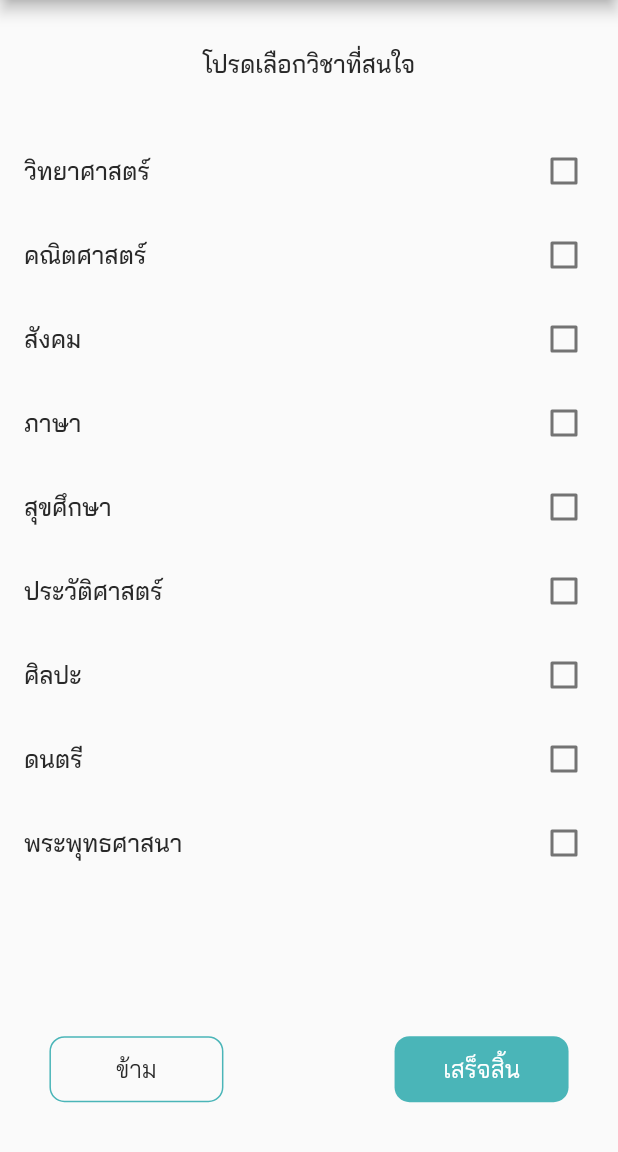
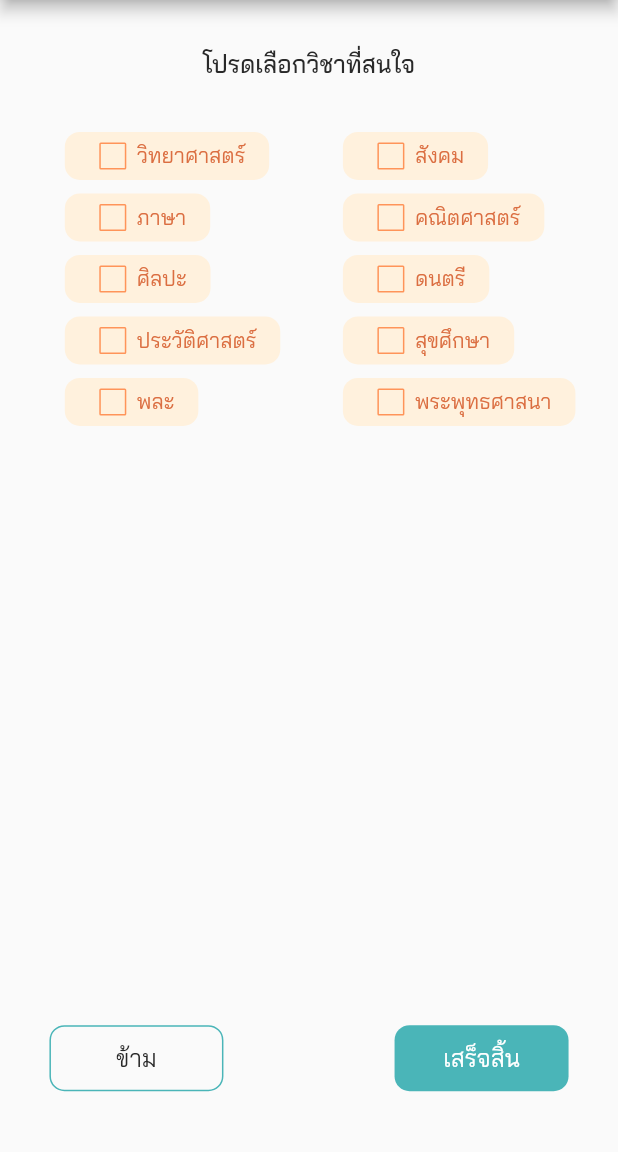
Before and after one commit to Ayunoi100bug/cheat_sheet, a Flutter app: the AboutSubject screen opened directly with empty values, on a phone screen of 412 x 824 dp, the part 84-1236 px from its top. Run offline on Flutter 3.47's test engine with Material 2 defaults, Android fonts, the phone set to English and light mode, and no system bars; our stand-ins replace another_flushbar, auto_route, auto_size_text, cached_network_image, cloud_firestore, dotted_border and 16 more; missing offline and left inert: blinking_text, dart:ffi, flutter_facebook_auth, flutter_pdfview, flutter_stripe, painter and 1 more; accounts and stored records are empty; network calls fail.

Commit message:
commit titile: หน้าui about ทั้งสองเสร็จแล้ว
what: หน้าการถามระดับชั้นและวิชาที่สนใจคร่าวๆ
why: เพื่อนำข้อมูลไปใช้ต่อ
how: มีการสร้างออกาในรูปแบบแท็กให้เลือก และเก็บค่าลงfires baseแล้วเรียบร้อย

```diff
--- a/lib/model/user.dart
+++ b/lib/model/user.dart
@@ -12,6 +12,7 @@ class Users {
   int coin = 0;
   List? sheetLists = [];
   List? buyedSheet = [];
+  List? subject = [];
 
   Users({
     required this.username,
@@ -19,6 +20,7 @@ class Users {
     required this.password,
     required this.uid,
     required this.profileImage,
+    required this.subject,
   });
 
   Users.fromJson(Map<String, dynamic> json)
@@ -32,7 +34,8 @@ class Users {
         following = json['following'],
         coin = json['coin'],
         sheetLists = json['sheetList'],
-        buyedSheet = json['buyedSheet'];
+        buyedSheet = json['buyedSheet'],
+        subject = json['subject'];
 
   Map<String, dynamic> toJson() => {
         'timestamp': timestamp,
@@ -45,5 +48,6 @@ class Users {
         'following': following,
         'coin': coin,
         'sheetLists': sheetLists,
+        'subject': subject,
       };
 }
--- a/lib/res/components/tag.dart
+++ b/lib/res/components/tag.dart
@@ -12,6 +12,7 @@ class Tag extends StatefulWidget {
   final double size;
   final IconData? icon;
   final double iconSize;
+
   final void Function() onPressed;
   const Tag(
       {super.key,
@@ -33,7 +34,6 @@ class _TagState extends State<Tag> {
   @override
   Widget build(BuildContext context) {
     double screenHeight = MediaQuery.of(context).size.height;
-    bool isChecked = false;
 
     var isPortrait = MediaQuery.of(context).orientation == Orientation.portrait;
     return Padding(
@@ -78,16 +78,30 @@ class SelectTag extends StatefulWidget {
   final double height;
   final double width;
   final double size;
+  final bool? isChecked;
+  final void Function() onPressed;
+  final subjectTypeOne = [
+    'วิทยาศาสตร์',
+    'คณิตศาสตร์',
+    'สังคม',
+    'ภาษา',
+    'สุขศึกษา',
+    'ประวัติศาสตร์',
+    'ศิลปะ',
+    'ดนตรี',
+    'พระพุทธศาสนา',
+  ];
 
-  const SelectTag({
+  SelectTag({
     super.key,
     required this.subject,
-    required Null Function() onPressed,
+    required this.onPressed,
     this.color = AppColors.orange100,
     this.textcolor = AppColors.orange600,
     this.height = 44,
     this.width = 116,
     this.size = 14,
+    this.isChecked,
   });
 
   @override
@@ -143,8 +157,8 @@ class _SelectTagState extends State<SelectTag> {
               onTap: () {
                 setState(() {
                   isChecked = !isChecked;
-                  print(isChecked);
                 });
+                widget.onPressed();
               },
               child: Container(
                 color: Colors.transparent,
--- a/lib/view/about_grade.dart
+++ b/lib/view/about_grade.dart
@@ -91,7 +91,7 @@ class _AboutGradeState extends State<AboutGrade> {
                 text: 'ข้าม',
                 color: AppColors.tertiary500,
                 onPressed: () {
-                  AutoRouter.of(context).push(HomeScreen());
+                  //ให้อาททำ
                 },
               ),
             ],
--- a/lib/view/about_subject.dart
+++ b/lib/view/about_subject.dart
@@ -19,34 +19,36 @@ class AboutSubject extends StatefulWidget {
 }
 
 class _AboutSubjectState extends State<AboutSubject> {
+  late bool isChecked = false;
   List subject = [];
   final subjectTypeOne = [
-    CheckBoxState(title: 'วิทยาศาสตร์'),
-    CheckBoxState(title: 'คณิตศาสตร์'),
-    CheckBoxState(title: 'สังคม'),
-    CheckBoxState(title: 'ภาษา'),
-    CheckBoxState(title: 'สุขศึกษา'),
-    CheckBoxState(title: 'ประวัติศาสตร์'),
-    CheckBoxState(title: 'ศิลปะ'),
-    CheckBoxState(title: 'ดนตรี'),
-    CheckBoxState(title: 'พระพุทธศาสนา'),
+    'วิทยาศาสตร์',
+    'สังคม',
+    'ภาษา',
+    'คณิตศาสตร์',
+    'ศิลปะ',
+    'ดนตรี',
+    'ประวัติศาสตร์',
+    'สุขศึกษา',
+    'พละ',
+    'พระพุทธศาสนา',
   ];
   final subjectTypeTwo = [
-    CheckBoxState(title: 'วิทยาศาสตร์'),
-    CheckBoxState(title: 'คณิตศาสตร์'),
-    CheckBoxState(title: 'ภาษา'),
-    CheckBoxState(title: 'ดนตรี'),
-    CheckBoxState(title: 'สุขศึกษา'),
-    CheckBoxState(title: 'ประวัติศาสตร์'),
-    CheckBoxState(title: 'ธุรกิจ'),
-    CheckBoxState(title: 'เทคโนโลยี'),
-    CheckBoxState(title: 'เกษตรศาสตร์'),
-    CheckBoxState(title: 'ศิลปะ'),
-    CheckBoxState(title: 'สังคมศาสตร์'),
-    CheckBoxState(title: 'กฏหมาย'),
-    CheckBoxState(title: 'จิตวิทยา'),
-    CheckBoxState(title: 'วิศวกรรมศาตร์'),
-    CheckBoxState(title: 'สถาปัตยกรรม'),
+    'วิทยาศาสตร์',
+    'คณิตศาสตร์',
+    'ภาษา',
+    'ดนตรี',
+    'สุขศึกษา',
+    'ประวัติศาสตร์',
+    'ธุรกิจ',
+    'เทคโนโลยี',
+    'เกษตรศาสตร์',
+    'ศิลปะ',
+    'สังคมศาสตร์',
+    'กฏหมาย',
+    'จิตวิทยา',
+    'วิศวกรรมศาตร์',
+    'สถาปัตยกรรม',
   ];
 
   @override
@@ -60,22 +62,45 @@ class _AboutSubjectState extends State<AboutSubject> {
           title: CustomAppBar.textLogo,
         ),
         body: SafeArea(
-          child: ListView(
+          child: SingleChildScrollView(
+            child: Column(
               children: [
                 Padding(
-                padding: EdgeInsets.symmetric(vertical: isPortrait ? screenWidth * 0.08 : screenWidth * 0.04),
-                child: Column(
-                  children: const [
-                    Medium16px(text: "โปรดเลือกวิชาที่สนใจ"),
-                  ],
+                  padding: EdgeInsets.symmetric(vertical: isPortrait ? screenWidth * 0.08 : screenWidth * 0.02),
+                  child: Medium16px(text: "โปรดเลือกวิชาที่สนใจ"),
+                ),
+                Padding(
+                  padding: EdgeInsets.only(left: screenWidth * 0.1),
+                  child: GridView.builder(
+                    physics: const NeverScrollableScrollPhysics(),
+                    shrinkWrap: true,
+                    gridDelegate: SliverGridDelegateWithFixedCrossAxisCount(
+                      crossAxisCount: isPortrait ? 2 : 3,
+                      crossAxisSpacing: 0,
+                      mainAxisSpacing: isPortrait ? 5 : 0,
+                      mainAxisExtent: isPortrait ? 36 : 40,
+                    ),
+                    itemCount: subjectTypeOne.length,
+                    itemBuilder: (context, index) {
+                      return SelectTag(
+                        isChecked: true,
+                        subject: subjectTypeOne[index].toString(),
+                        onPressed: () {
+                          if (subject.contains(subjectTypeOne[index])) {
+                            subject.remove(subjectTypeOne[index]);
+                          } else {
+                            subject.add(subjectTypeOne[index]);
+                          }
+                        },
+                      );
+                    },
                   ),
                 ),
-              ...subjectTypeOne.map(SingleCheckBox).toList(),
                 Padding(
                   padding: EdgeInsets.only(
-                    top: isPortrait ? screenWidth * 0.24 : screenWidth * 0.02,
-                    left: screenWidth * 0.08,
-                    right: screenWidth * 0.08,
+                      top: isPortrait ? screenWidth * 0.96 : screenWidth * 0.02,
+                      left: isPortrait ? screenWidth * 0.08 : screenWidth * 0.1,
+                      right: isPortrait ? screenWidth * 0.08 : screenWidth * 0.2,
                       bottom: isPortrait ? 0 : screenWidth * 0.02),
                   child: Row(
                     mainAxisAlignment: MainAxisAlignment.spaceBetween,
@@ -84,7 +109,7 @@ class _AboutSubjectState extends State<AboutSubject> {
                         text: 'ข้าม',
                         color: AppColors.tertiary500,
                         onPressed: () {
-                        //
+                          //ให้อาททำ
                         },
                       ),
                       PrimaryButton(
@@ -92,13 +117,14 @@ class _AboutSubjectState extends State<AboutSubject> {
                         color: AppColors.tertiary500,
                         onPressed: () {
                           UpdateCollection().userRecommented(context, subject);
-                        //
+                          //ให้อาททำ
                         },
                       ),
                     ],
                   ),
                 ),
               ],
+            ),
           ),
         ),
       );
@@ -109,22 +135,44 @@ class _AboutSubjectState extends State<AboutSubject> {
           title: CustomAppBar.textLogo,
         ),
         body: SafeArea(
-          child: ListView(
+          child: SingleChildScrollView(
+            child: Column(
               children: [
                 Padding(
-                padding: EdgeInsets.symmetric(vertical: isPortrait ? screenWidth * 0.08 : screenWidth * 0.04),
-                child: Column(
-                  children: const [
-                    Medium16px(text: "โปรดเลือกวิชาที่สนใจ"),
-                  ],
+                  padding: EdgeInsets.symmetric(vertical: isPortrait ? screenWidth * 0.08 : screenWidth * 0.02),
+                  child: Medium16px(text: "โปรดเลือกวิชาที่สนใจ"),
+                ),
+                Padding(
+                  padding: EdgeInsets.only(left: screenWidth * 0.1),
+                  child: GridView.builder(
+                    physics: const NeverScrollableScrollPhysics(),
+                    shrinkWrap: true,
+                    gridDelegate: SliverGridDelegateWithFixedCrossAxisCount(
+                      crossAxisCount: isPortrait ? 2 : 3,
+                      crossAxisSpacing: 0,
+                      mainAxisSpacing: isPortrait ? 5 : 0,
+                      mainAxisExtent: isPortrait ? 36 : 40,
+                    ),
+                    itemCount: subjectTypeTwo.length,
+                    itemBuilder: (context, index) {
+                      return SelectTag(
+                        subject: subjectTypeTwo[index].toString(),
+                        onPressed: () {
+                          if (subject.contains(subjectTypeTwo[index])) {
+                            subject.remove(subjectTypeTwo[index]);
+                          } else {
+                            subject.add(subjectTypeTwo[index]);
+                          }
+                        },
+                      );
+                    },
                   ),
                 ),
-              ...subjectTypeTwo.map(SingleCheckBox).toList(),
                 Padding(
                   padding: EdgeInsets.only(
-                    top: isPortrait ? screenWidth * 0.04 : screenWidth * 0.02,
-                    left: screenWidth * 0.08,
-                    right: screenWidth * 0.08,
+                      top: isPortrait ? screenWidth * 0.68 : screenWidth * 0.02,
+                      left: isPortrait ? screenWidth * 0.08 : screenWidth * 0.1,
+                      right: isPortrait ? screenWidth * 0.08 : screenWidth * 0.12,
                       bottom: isPortrait ? 0 : screenWidth * 0.02),
                   child: Row(
                     mainAxisAlignment: MainAxisAlignment.spaceBetween,
@@ -133,7 +181,7 @@ class _AboutSubjectState extends State<AboutSubject> {
                         text: 'ข้าม',
                         color: AppColors.tertiary500,
                         onPressed: () {
-                        //
+                          //ให้อาทททำ
                         },
                       ),
                       PrimaryButton(
@@ -141,13 +189,14 @@ class _AboutSubjectState extends State<AboutSubject> {
                         color: AppColors.tertiary500,
                         onPressed: () {
                           UpdateCollection().userRecommented(context, subject);
-                        //
+                          //ให้อาทททำ
                         },
                       ),
                     ],
                   ),
                 ),
               ],
+            ),
           ),
         ),
       );
--- a/lib/view/home_screen/detail_sheet.dart
+++ b/lib/view/home_screen/detail_sheet.dart
@@ -199,9 +199,7 @@ class _DetailSheetState extends State<DetailSheet> {
                                           child: Row(
                                             children: [
                                               Tag(
-
                                                 subject: "คณิตศาสาตร์",
-
                                                 onPressed: () {},
                                               ),
                                               Tag(
@@ -592,7 +590,7 @@ class _DetailSheetState extends State<DetailSheet> {
 
   void _BottomSheet(context) {
     double screenHeight = MediaQuery.of(context).size.height;
-    Users myUser = Users(email: '', password: '', username: '', uid: '', profileImage: '');
+    Users myUser = Users(email: '', password: '', username: '', uid: '', profileImage: '', subject: []);
     final FirebaseFirestore _firestoreDb = FirebaseFirestore.instance;
     final GlobalKey<FormState> _formKey = GlobalKey<FormState>();
     final SheetLists _sheetLists = SheetLists(sheetListName: '', sid: [], authorId: '', sheetListId: '');
--- a/lib/view/home_screen/home_screen.dart
+++ b/lib/view/home_screen/home_screen.dart
@@ -40,7 +40,7 @@ class _HomeScreenState extends State<HomeScreen> with AutomaticKeepAliveClientMi
                 children: [
                   ElevatedButton(
                       onPressed: () {
-                        AutoRouter.of(context).push(FirstLoginRoute());
+                        AutoRouter.of(context).push(FirstLoginRoute(children: [AboutGradeRoute()]));
                       },
                       child: Text('ทดสอบหน้าใหม่')),
                   // ElevatedButton(
--- a/lib/view/login.dart
+++ b/lib/view/login.dart
@@ -22,7 +22,7 @@ class LoginScreen extends StatefulWidget {
 
 class _LoginScreenState extends State<LoginScreen> {
   final GlobalKey<FormState> _formKey = GlobalKey<FormState>();
-  Users myUser = Users(email: '', password: '', username: '', uid: '', profileImage: '');
+  Users myUser = Users(email: '', password: '', username: '', uid: '', profileImage: '', subject: []);
   AuthService myAuth = AuthService();
   final Future<FirebaseApp> firebase = Firebase.initializeApp();
 
--- a/lib/view/profile_screen/edit_profile.dart
+++ b/lib/view/profile_screen/edit_profile.dart
@@ -28,7 +28,7 @@ class _EditProfileState extends State<EditProfile> {
   final GlobalKey<FormState> _formKey = GlobalKey<FormState>();
   final _auth = FirebaseAuth.instance;
   final _firestore = FirebaseFirestore.instance;
-  Users users = Users(username: '', password: '', email: '', uid: '', profileImage: '');
+  Users users = Users(username: '', password: '', email: '', uid: '', profileImage: '', subject: []);
   final firebase_storage.FirebaseStorage storage = firebase_storage.FirebaseStorage.instance;
   File? _pickedImage;
   String? urlImage;
--- a/lib/view/profile_screen/profile_screen.dart
+++ b/lib/view/profile_screen/profile_screen.dart
@@ -39,7 +39,7 @@ class _ProfileScreenState extends State<ProfileScreen> with AutomaticKeepAliveCl
   late TabController tabController;
   final _auth = FirebaseAuth.instance;
   final _firestore = FirebaseFirestore.instance;
-  Users users = Users(username: '', password: '', email: '', uid: '', profileImage: '');
+  Users users = Users(username: '', password: '', email: '', uid: '', profileImage: '', subject: []);
   final firebase_storage.FirebaseStorage storage = firebase_storage.FirebaseStorage.instance;
 
   @override
--- a/lib/view/register.dart
+++ b/lib/view/register.dart
@@ -22,7 +22,7 @@ class RegisterScreen extends StatefulWidget {
 
 class _RegisterScreenState extends State<RegisterScreen> {
   final GlobalKey<FormState> _formKey = GlobalKey<FormState>();
-  Users myUser = Users(email: '', password: '', username: '', uid: '', profileImage: '');
+  Users myUser = Users(email: '', password: '', username: '', uid: '', profileImage: '', subject: []);
   AuthService myAuth = AuthService();
   final Future<FirebaseApp> firebase = Firebase.initializeApp();
   final FirebaseFirestore firestore = FirebaseFirestore.instance;
--- a/lib/view/sheet_list_screen/sheet_list_screen.dart
+++ b/lib/view/sheet_list_screen/sheet_list_screen.dart
@@ -32,7 +32,7 @@ class SheetListScreen extends StatefulWidget {
 class _SheetListScreenState extends State<SheetListScreen> with AutomaticKeepAliveClientMixin {
   final _auth = FirebaseAuth.instance;
   final _firestore = FirebaseFirestore.instance;
-  Users users = Users(username: '', password: '', email: '', uid: '', profileImage: '');
+  Users users = Users(username: '', password: '', email: '', uid: '', profileImage: '', subject: []);
 
   @override
   Widget build(BuildContext context) {
@@ -154,7 +154,7 @@ class _SheetListScreenState extends State<SheetListScreen> with AutomaticKeepAli
 
 void _BottomSheet(context) {
   double screenHeight = MediaQuery.of(context).size.height;
-  Users myUser = Users(email: '', password: '', username: '', uid: '', profileImage: '');
+  Users myUser = Users(email: '', password: '', username: '', uid: '', profileImage: '', subject: []);
   final FirebaseFirestore _firestoreDb = FirebaseFirestore.instance;
   final GlobalKey<FormState> _formKey = GlobalKey<FormState>();
   final SheetLists _sheetLists = SheetLists(sheetListName: '', sid: [], authorId: '', sheetListId: '');
--- a/lib/view_model/auth.dart
+++ b/lib/view_model/auth.dart
@@ -16,7 +16,7 @@ import '../res/components/popup_auth.dart';
 class AuthService {
   final FirebaseAuth _auth = FirebaseAuth.instance;
   final User? _user = FirebaseAuth.instance.currentUser;
-  Users myUser = Users(email: '', password: '', username: '', uid: '', profileImage: '');
+  Users myUser = Users(email: '', password: '', username: '', uid: '', profileImage: '', subject: []);
   CreateCollection createFS = CreateCollection();
 
   bool isLogged() {
--- a/lib/view_model/create_firestore.dart
+++ b/lib/view_model/create_firestore.dart
@@ -26,7 +26,7 @@ class CreateCollection {
   final firebase_storage.FirebaseStorage storage = firebase_storage.FirebaseStorage.instance;
   final _firestore = FirebaseFirestore.instance;
   final FirebaseStorage _storage = FirebaseStorage.instance;
-  Users myUser = Users(email: '', password: '', username: '', uid: '', profileImage: '');
+  Users myUser = Users(email: '', password: '', username: '', uid: '', profileImage: '', subject: []);
   Sheets mySheet = Sheets(sheetName: '', detailSheet: '', sheetCoverImage: '', demoPages: [], sheetTypeFree: true, authorId: '');
   SheetLists mySheetLists = SheetLists(sheetListName: '', sid: [], authorId: '', sheetListId: '');
   Reviews myReview = Reviews(text: '', rid: '', reviewerId: '', sheetId: '', rating: 0, like: 0);
@@ -47,6 +47,7 @@ class CreateCollection {
       'coin': myUser.coin,
       'sheetLists': myUser.sheetLists,
       'buyedSheet': myUser.buyedSheet,
+      'subject': myUser.subject,
     });
   }
 
--- a/lib/view_model/update_firestore.dart
+++ b/lib/view_model/update_firestore.dart
@@ -20,7 +20,7 @@ class UpdateCollection {
   final _firestore = FirebaseFirestore.instance;
   final _auth = FirebaseAuth.instance;
   AuthService myAuth = AuthService();
-  Users myUser = Users(email: '', password: '', username: '', uid: '', profileImage: '');
+  Users myUser = Users(email: '', password: '', username: '', uid: '', profileImage: '', subject: []);
   Sheets mySheet = Sheets(sheetName: '', detailSheet: '', sheetCoverImage: '', demoPages: [], sheetTypeFree: true, authorId: '');
 
   Future<void> updateUserData() async {
@@ -38,6 +38,7 @@ class UpdateCollection {
         'coin': currentUserData.containsKey('coin') ? currentUserData['coin'] : myUser.coin,
         'sheetLists': currentUserData.containsKey('sheetLists') ? currentUserData['sheetLists'] : myUser.sheetLists,
         'buyedSheet': currentUserData.containsKey('buyedSheet') ? currentUserData['buyedSheet'] : myUser.buyedSheet,
+        'subject': currentUserData.containsKey('subject') ? currentUserData['subject'] : myUser.subject,
       }, SetOptions(merge: true));
     }
   }
@@ -105,6 +106,17 @@ class UpdateCollection {
       'coin': (currentUserData['coin'] + recieve),
     }).then((value) {
       String message = 'ได้รับ $recieve เหรียญ';
+      FlushbarPopup.successFlushbar(context, FlushbarIcon.successIcon, message);
+    });
+  }
+
+  Future<void> userRecommented(BuildContext context, List subject) async {
+    var currentUserSnapshot = await _firestore.collection("users").doc(_auth.currentUser!.uid).get();
+    Map<String, dynamic> currentUserData = currentUserSnapshot.data()!;
+    await _firestore.collection("users").doc(currentUserData['uid']).update({
+      'subject': subject,
+    }).then((value) {
+      String message = 'เข้าสู่ระบบสำเร็จ';
       FlushbarPopup.successFlushbar(context, FlushbarIcon.successIcon, message);
     });
   }
```
Lines whose indentation alone changed are shown as unchanged.
